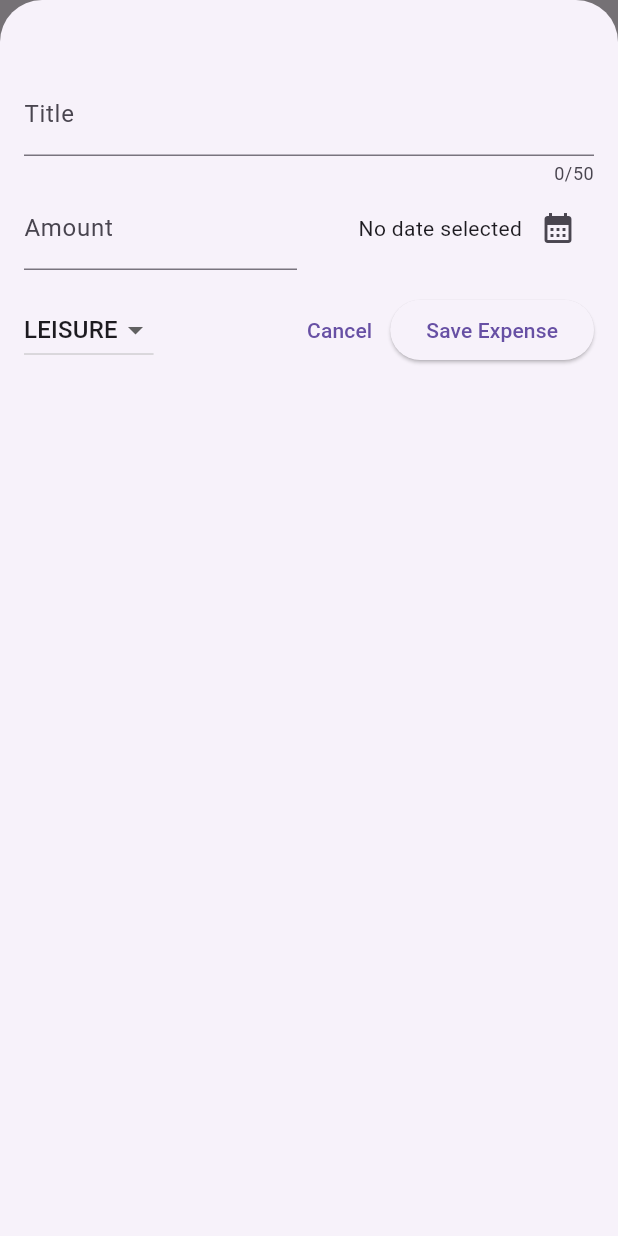
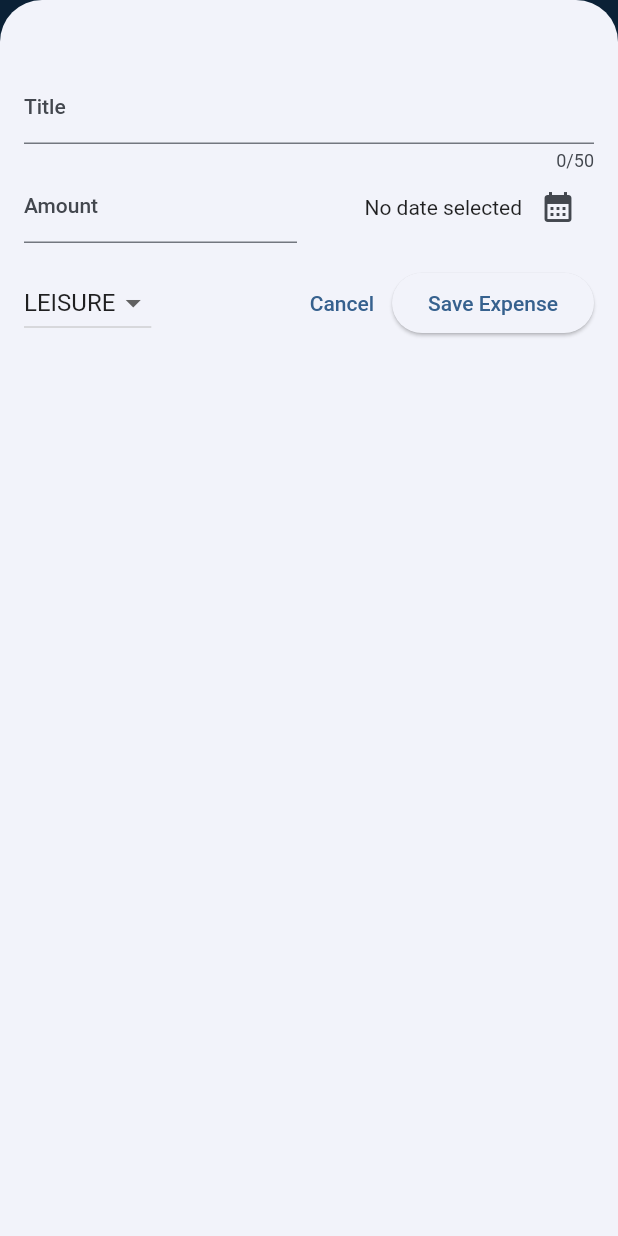
Before and after one commit to decemberkms/cource_flutter, a Flutter app: the screen it shows after launch, after a tap on the "add" icon, on a phone screen of 412 x 824 dp. Run offline on Flutter 3.47's test engine with Material 2 defaults, Android fonts, the phone set to English and light mode, and no system bars; our stand-ins replace google_fonts.

Commit message:
Section5 ThemeData

```diff
--- a/app05/lib/main.dart
+++ b/app05/lib/main.dart
@@ -1,11 +1,20 @@
 import 'package:flutter/material.dart';
 import 'package:app05/widget/expenses.dart';
+
+var kColorScheme = ColorScheme.fromSeed(seedColor: Colors.blue);
 
 void main() {
   runApp(
     MaterialApp(
-      theme: ThemeData(useMaterial3: true),
-      home: Expenses(),
+      theme: ThemeData().copyWith(
+        useMaterial3: true,
+        colorScheme: kColorScheme,
+        appBarTheme: const AppBarTheme().copyWith(
+          backgroundColor: kColorScheme.onPrimaryContainer,
+          foregroundColor: kColorScheme.primaryContainer,
+        ),
+      ),
+      home: const Expenses(),
     ),
   );
 }
```
